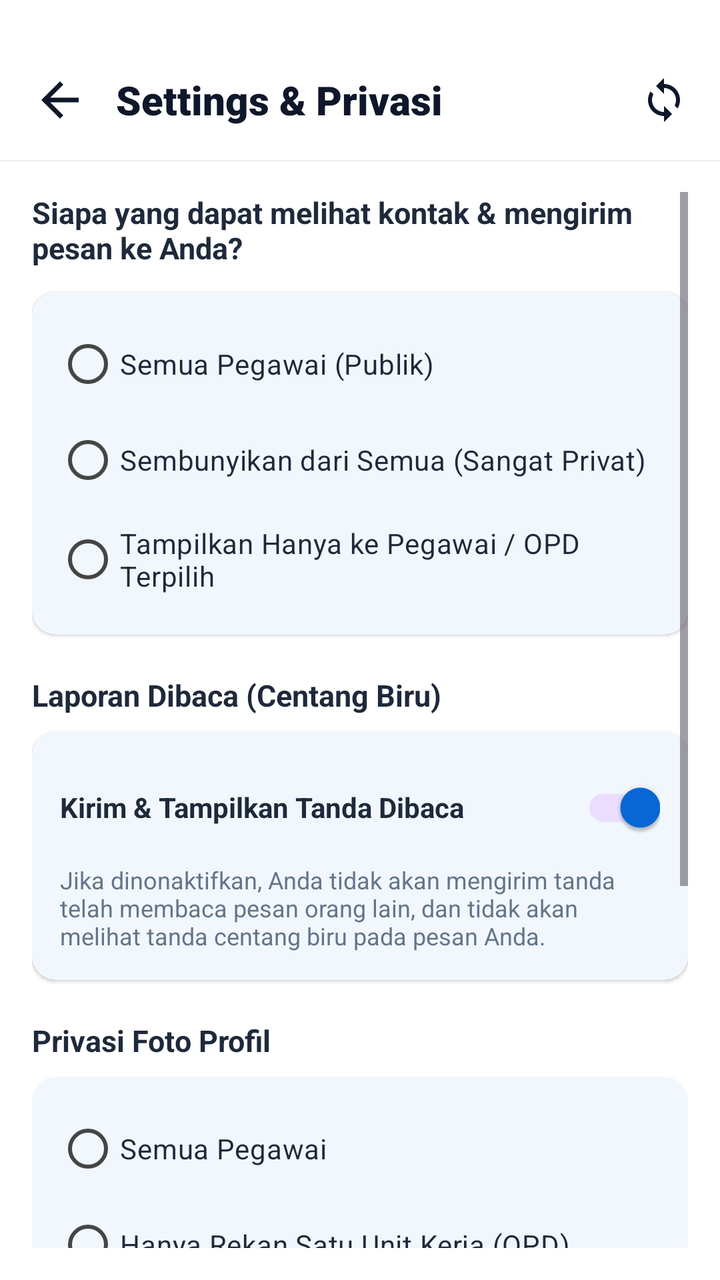
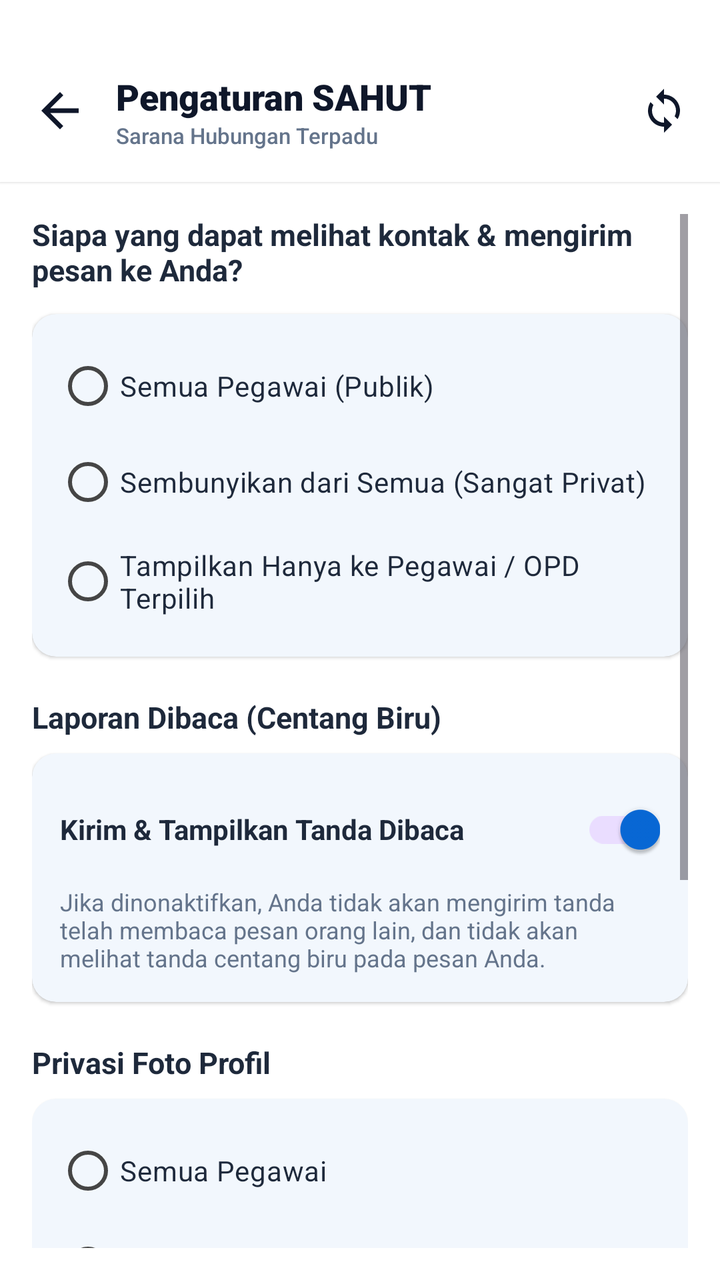

The first picture is an Android layout as it rendered before a commit; the second is the same layout after the commit. The layout source and the unified diff follow.
<!-- AndroidManifest.xml: application theme Theme.AppPemko -->
<!-- res/layout/activity_chat_privacy.xml -->
<?xml version="1.0" encoding="utf-8"?>
<LinearLayout xmlns:android="http://schemas.android.com/apk/res/android"
    xmlns:app="http://schemas.android.com/apk/res-auto"
    android:layout_width="match_parent"
    android:layout_height="match_parent"
    android:background="#FFFFFF"
    android:orientation="vertical">

    
    <LinearLayout
        android:layout_width="match_parent"
        android:layout_height="wrap_content"
        android:background="#FFFFFF"
        android:elevation="1dp"
        android:orientation="horizontal"
        android:paddingHorizontal="16dp"
        android:paddingTop="36dp"
        android:paddingBottom="16dp"
        android:gravity="center_vertical">

        <ImageView
            android:id="@+id/ivBackChatPrivacy"
            android:layout_width="28dp"
            android:layout_height="28dp"
            android:src="@drawable/ic_arrow_back"
            app:tint="#0F172A"
            android:background="?attr/selectableItemBackgroundBorderless"
            android:clickable="true"
            android:focusable="true"
            android:contentDescription="Kembali"/>

        <TextView
            android:layout_width="0dp"
            android:layout_height="wrap_content"
            android:layout_weight="1"
            android:layout_marginStart="14dp"
            android:text="Settings &amp; Privasi"
            android:textColor="#0F172A"
            android:textSize="20sp"
            android:fontFamily="sans-serif-black"/>

        <ImageView
            android:id="@+id/ivSyncPrivacy"
            android:layout_width="24dp"
            android:layout_height="24dp"
            android:src="@drawable/ic_sync2"
            app:tint="#0F172A"
            android:background="?attr/selectableItemBackgroundBorderless"
            android:clickable="true"
            android:focusable="true"
            android:contentDescription="Sinkronkan Privasi"/>
    </LinearLayout>

    <ScrollView
        android:layout_width="match_parent"
        android:layout_height="0dp"
        android:layout_weight="1"
        android:padding="16dp">

        <LinearLayout
            android:layout_width="match_parent"
            android:layout_height="wrap_content"
            android:orientation="vertical">

            <TextView
                android:layout_width="match_parent"
                android:layout_height="wrap_content"
                android:text="Siapa yang dapat melihat kontak &amp; mengirim pesan ke Anda?"
                android:textColor="#1E293B"
                android:textSize="15sp"
                android:textStyle="bold"
                android:layout_marginBottom="12dp"/>

            <com.google.android.material.card.MaterialCardView
                android:layout_width="match_parent"
                android:layout_height="wrap_content"
                app:cardCornerRadius="12dp"
                app:cardElevation="1dp"
                app:strokeWidth="0dp">

                <RadioGroup
                    android:id="@+id/rgPrivacyMode"
                    android:layout_width="match_parent"
                    android:layout_height="wrap_content"
                    android:padding="12dp">

                    <RadioButton
                        android:id="@+id/rbPublic"
                        android:layout_width="match_parent"
                        android:layout_height="wrap_content"
                        android:text="Semua Pegawai (Publik)"
                        android:textColor="#1E293B"
                        android:textSize="14sp"
                        android:paddingVertical="8dp"/>

                    <RadioButton
                        android:id="@+id/rbPrivate"
                        android:layout_width="match_parent"
                        android:layout_height="wrap_content"
                        android:text="Sembunyikan dari Semua (Sangat Privat)"
                        android:textColor="#1E293B"
                        android:textSize="14sp"
                        android:paddingVertical="8dp"/>

                    <RadioButton
                        android:id="@+id/rbCustom"
                        android:layout_width="match_parent"
                        android:layout_height="wrap_content"
                        android:text="Tampilkan Hanya ke Pegawai / OPD Terpilih"
                        android:textColor="#1E293B"
                        android:textSize="14sp"
                        android:paddingVertical="8dp"/>
                </RadioGroup>
            </com.google.android.material.card.MaterialCardView>

            
            <LinearLayout
                android:id="@+id/llCustomContainer"
                android:layout_width="match_parent"
                android:layout_height="wrap_content"
                android:orientation="vertical"
                android:layout_marginTop="16dp"
                android:visibility="gone">

                
                <com.google.android.material.card.MaterialCardView
                    android:layout_width="match_parent"
                    android:layout_height="wrap_content"
                    android:layout_marginBottom="12dp"
                    app:cardCornerRadius="12dp"
                    app:cardElevation="1dp"
                    app:strokeWidth="0dp">

                    <LinearLayout
                        android:layout_width="match_parent"
                        android:layout_height="wrap_content"
                        android:orientation="vertical"
                        android:padding="14dp">

                        <TextView
                            android:layout_width="match_parent"
                            android:layout_height="wrap_content"
                            android:text="Pegawai Terpilih"
                            android:textColor="#1E293B"
                            android:textSize="14sp"
                            android:textStyle="bold"/>

                        <TextView
                            android:id="@+id/tvSelectedEmployeesSummary"
                            android:layout_width="match_parent"
                            android:layout_height="wrap_content"
                            android:textColor="#64748B"
                            android:textSize="13sp"
                            android:layout_marginTop="4dp"
                            android:text="Belum ada pegawai dipilih"/>

                        <com.google.android.material.button.MaterialButton
                            android:id="@+id/btnSelectEmployees"
                            android:layout_width="wrap_content"
                            android:layout_height="wrap_content"
                            android:layout_marginTop="8dp"
                            android:text="Pilih Pegawai"
                            app:cornerRadius="8dp"
                            android:backgroundTint="#16A34A"/>
                    </LinearLayout>
                </com.google.android.material.card.MaterialCardView>

                
                <com.google.android.material.card.MaterialCardView
                    android:layout_width="match_parent"
                    android:layout_height="wrap_content"
                    app:cardCornerRadius="12dp"
                    app:cardElevation="1dp"
                    app:strokeWidth="0dp">

                    <LinearLayout
                        android:layout_width="match_parent"
                        android:layout_height="wrap_content"
                        android:orientation="vertical"
                        android:padding="14dp">

                        <TextView
                            android:layout_width="match_parent"
                            android:layout_height="wrap_content"
                            android:text="Unit Kerja / OPD Terpilih"
                            android:textColor="#1E293B"
                            android:textSize="14sp"
                            android:textStyle="bold"/>

                        <TextView
                            android:id="@+id/tvSelectedOpdSummary"
                            android:layout_width="match_parent"
                            android:layout_height="wrap_content"
                            android:textColor="#64748B"
                            android:textSize="13sp"
                            android:layout_marginTop="4dp"
                            android:text="Belum ada OPD dipilih"/>

                        <com.google.android.material.button.MaterialButton
                            android:id="@+id/btnSelectOpd"
                            android:layout_width="wrap_content"
                            android:layout_height="wrap_content"
                            android:layout_marginTop="8dp"
                            android:text="Pilih OPD"
                            app:cornerRadius="8dp"
                            android:backgroundTint="#16A34A"/>
                    </LinearLayout>
                </com.google.android.material.card.MaterialCardView>

            </LinearLayout>

            
            <TextView
                android:layout_width="match_parent"
                android:layout_height="wrap_content"
                android:text="Laporan Dibaca (Centang Biru)"
                android:textColor="#1E293B"
                android:textSize="15sp"
                android:textStyle="bold"
                android:layout_marginTop="20dp"
                android:layout_marginBottom="8dp"/>

            <com.google.android.material.card.MaterialCardView
                android:layout_width="match_parent"
                android:layout_height="wrap_content"
                app:cardCornerRadius="12dp"
                app:cardElevation="1dp"
                app:strokeWidth="0dp">

                <LinearLayout
                    android:layout_width="match_parent"
                    android:layout_height="wrap_content"
                    android:orientation="vertical"
                    android:padding="14dp">

                    <LinearLayout
                        android:layout_width="match_parent"
                        android:layout_height="wrap_content"
                        android:gravity="center_vertical"
                        android:orientation="horizontal">

                        <TextView
                            android:layout_width="0dp"
                            android:layout_height="wrap_content"
                            android:layout_weight="1"
                            android:text="Kirim &amp; Tampilkan Tanda Dibaca"
                            android:textColor="#1E293B"
                            android:textSize="14sp"
                            android:textStyle="bold"/>

                        <com.google.android.material.switchmaterial.SwitchMaterial
                            android:id="@+id/switchReadReceipts"
                            android:layout_width="wrap_content"
                            android:layout_height="wrap_content"
                            android:checked="true"/>
                    </LinearLayout>

                    <TextView
                        android:layout_width="match_parent"
                        android:layout_height="wrap_content"
                        android:layout_marginTop="4dp"
                        android:text="Jika dinonaktifkan, Anda tidak akan mengirim tanda telah membaca pesan orang lain, dan tidak akan melihat tanda centang biru pada pesan Anda."
                        android:textColor="#64748B"
                        android:textSize="12sp"/>
                </LinearLayout>
            </com.google.android.material.card.MaterialCardView>

            
            <TextView
                android:layout_width="match_parent"
                android:layout_height="wrap_content"
                android:text="Privasi Foto Profil"
                android:textColor="#1E293B"
                android:textSize="15sp"
                android:textStyle="bold"
                android:layout_marginTop="20dp"
                android:layout_marginBottom="8dp"/>

            <com.google.android.material.card.MaterialCardView
                android:layout_width="match_parent"
                android:layout_height="wrap_content"
                app:cardCornerRadius="12dp"
                app:cardElevation="1dp"
                app:strokeWidth="0dp">

                <RadioGroup
                    android:id="@+id/rgProfilePhotoPrivacy"
                    android:layout_width="match_parent"
                    android:layout_height="wrap_content"
                    android:padding="12dp">

                    <RadioButton
                        android:id="@+id/rbPhotoEveryone"
                        android:layout_width="match_parent"
                        android:layout_height="wrap_content"
                        android:text="Semua Pegawai"
                        android:textColor="#1E293B"
                        android:textSize="14sp"
                        android:paddingVertical="6dp"/>

                    <RadioButton
                        android:id="@+id/rbPhotoSameOpd"
                        android:layout_width="match_parent"
                        android:layout_height="wrap_content"
                        android:text="Hanya Rekan Satu Unit Kerja (OPD)"
                        android:textColor="#1E293B"
                        android:textSize="14sp"
                        android:paddingVertical="6dp"/>

                    <RadioButton
                        android:id="@+id/rbPhotoNobody"
                        android:layout_width="match_parent"
                        android:layout_height="wrap_content"
                        android:text="Tidak Ada (Sembunyikan Semua)"
                        android:textColor="#1E293B"
                        android:textSize="14sp"
                        android:paddingVertical="6dp"/>
                </RadioGroup>
            </com.google.android.material.card.MaterialCardView>

            
            <TextView
                android:layout_width="match_parent"
                android:layout_height="wrap_content"
                android:text="Kontak yang Diblokir"
                android:textColor="#1E293B"
                android:textSize="15sp"
                android:textStyle="bold"
                android:layout_marginTop="20dp"
                android:layout_marginBottom="8dp"/>

            <com.google.android.material.card.MaterialCardView
                android:layout_width="match_parent"
                android:layout_height="wrap_content"
                app:cardCornerRadius="12dp"
                app:cardElevation="1dp"
                app:strokeWidth="0dp">

                <LinearLayout
                    android:layout_width="match_parent"
                    android:layout_height="wrap_content"
                    android:orientation="vertical"
                    android:padding="14dp">

                    <TextView
                        android:id="@+id/tvBlockedSummary"
                        android:layout_width="match_parent"
                        android:layout_height="wrap_content"
                        android:text="Tidak ada kontak yang diblokir"
                        android:textColor="#64748B"
                        android:textSize="13sp"/>

                    <com.google.android.material.button.MaterialButton
                        android:id="@+id/btnManageBlocked"
                        android:layout_width="wrap_content"
                        android:layout_height="wrap_content"
                        android:layout_marginTop="8dp"
                        android:text="Kelola Kontak Diblokir"
                        app:cornerRadius="8dp"
                        app:strokeWidth="1dp"
                        app:strokeColor="#CBD5E1"
                        style="@style/Widget.MaterialComponents.Button.OutlinedButton"
                        android:textColor="#0F172A"/>
                </LinearLayout>
            </com.google.android.material.card.MaterialCardView>

            <com.google.android.material.button.MaterialButton
                android:id="@+id/btnSavePrivacy"
                android:layout_width="match_parent"
                android:layout_height="52dp"
                android:layout_marginTop="24dp"
                android:text="Simpan Pengaturan Privasi"
                android:textColor="#FFFFFF"
                android:textSize="15sp"
                android:fontFamily="sans-serif-bold"
                app:cornerRadius="26dp"
                android:backgroundTint="#16A34A"/>

        </LinearLayout>
    </ScrollView>

</LinearLayout>
<!-- resources referenced by this layout -->
<resources>
  <!-- drawable ic_arrow_back (drawable) -->
  <?xml version="1.0" encoding="utf-8"?>
  <vector xmlns:android="http://schemas.android.com/apk/res/android"
      android:width="24dp"
      android:height="24dp"
      android:viewportWidth="24"
      android:viewportHeight="24">
      <path
          android:fillColor="#FFFFFFFF"
          android:pathData="M20,11H7.83l5.59,-5.59L12,4l-8,8 8,8 1.41,-1.41L7.83,13H20v-2z" />
  </vector>
  <!-- drawable ic_sync2 (drawable) -->
  <vector android:height="24dp" android:tint="@color/biru"
      android:viewportHeight="24" android:viewportWidth="24"
      android:width="24dp" xmlns:android="http://schemas.android.com/apk/res/android">
      <path android:fillColor="@android:color/white" android:pathData="M12,4L12,1L8,5l4,4L12,6c3.31,0 6,2.69 6,6 0,1.01 -0.25,1.97 -0.7,2.8l1.46,1.46C19.54,15.03 20,13.57 20,12c0,-4.42 -3.58,-8 -8,-8zM12,18c-3.31,0 -6,-2.69 -6,-6 0,-1.01 0.25,-1.97 0.7,-2.8L5.24,7.74C4.46,8.97 4,10.43 4,12c0,4.42 3.58,8 8,8v3l4,-4 -4,-4v3z"/>
  </vector>
  <style name="Theme.AppPemko" parent="Base.Theme.AppPemko">
          <item name="android:textColor">@color/text_primary</item>
      </style>
  <color name="biru">#008DDA</color>
  <style name="Base.Theme.AppPemko" parent="Theme.Material3.DayNight.NoActionBar">
          <item name="colorPrimary">@color/primary_brand</item>
          <item name="colorOnPrimary">@color/on_primary_brand</item>
          <item name="colorSecondary">@color/brand_secondary</item>
          <item name="colorOnSecondary">@color/white</item>
          <item name="colorSurface">@color/surface_main</item>
          <item name="colorOnSurface">@color/text_primary</item>
          <item name="colorSurfaceVariant">@color/surface_variant</item>
          <item name="colorOnSurfaceVariant">@color/text_secondary</item>
          <item name="android:statusBarColor">@color/primary_brand</item>
          <item name="android:windowBackground">@color/background_main</item>
          <item name="android:fontFamily">sans-serif</item>
          <item name="android:windowAnimationStyle">@style/Animation.App.Activity</item>
      </style>
  <color name="text_primary">#171717</color>
  <color name="primary_brand">#0869D8</color>
  <color name="on_primary_brand">#FFFFFF</color>
  <color name="brand_secondary">#E91E63</color>
  <color name="white">#FFFFFF</color>
  <color name="surface_main">#FFFFFF</color>
  <color name="surface_variant">#F4F4F4</color>
  <color name="text_secondary">#454545</color>
  <color name="background_main">#FBFBFB</color>
  <style name="Animation.App.Activity" parent="@android:style/Animation.Activity">
          <item name="android:activityOpenEnterAnimation">@anim/slide_in_right</item>
          <item name="android:activityOpenExitAnimation">@anim/slide_out_left</item>
          <item name="android:activityCloseEnterAnimation">@anim/slide_in_left</item>
          <item name="android:activityCloseExitAnimation">@anim/slide_out_right</item>
      </style>
</resources>

<!-- the commit's change to res/layout/activity_chat_privacy.xml (unified diff, before → after) -->
@@ -29,15 +29,29 @@
             android:focusable="true"
             android:contentDescription="Kembali"/>
 
-        <TextView
+        <LinearLayout
             android:layout_width="0dp"
             android:layout_height="wrap_content"
             android:layout_weight="1"
             android:layout_marginStart="14dp"
-            android:text="Settings &amp; Privasi"
-            android:textColor="#0F172A"
-            android:textSize="20sp"
-            android:fontFamily="sans-serif-black"/>
+            android:orientation="vertical">
+
+            <TextView
+                android:layout_width="wrap_content"
+                android:layout_height="wrap_content"
+                android:text="Pengaturan SAHUT"
+                android:textColor="#0F172A"
+                android:textSize="18sp"
+                android:fontFamily="sans-serif-black"/>
+
+            <TextView
+                android:layout_width="wrap_content"
+                android:layout_height="wrap_content"
+                android:text="Sarana Hubungan Terpadu"
+                android:textColor="#64748B"
+                android:textSize="11sp"
+                android:fontFamily="sans-serif-medium"/>
+        </LinearLayout>
 
         <ImageView
             android:id="@+id/ivSyncPrivacy"
@@ -62,6 +76,78 @@
             android:layout_height="wrap_content"
             android:orientation="vertical">
 
+            
+            <com.google.android.material.card.MaterialCardView
+                android:id="@+id/cvMonitoringSettingsCard"
+                android:layout_width="match_parent"
+                android:layout_height="wrap_content"
+                android:layout_marginBottom="20dp"
+                app:cardCornerRadius="14dp"
+                app:cardElevation="0dp"
+                app:strokeWidth="1dp"
+                app:strokeColor="#C7D2FE"
+                app:cardBackgroundColor="#EEF2FF"
+                android:visibility="gone"
+                android:clickable="true"
+                android:focusable="true">
+
+                <LinearLayout
+                    android:layout_width="match_parent"
+                    android:layout_height="wrap_content"
+                    android:gravity="center_vertical"
+                    android:orientation="horizontal"
+                    android:padding="16dp">
+
+                    <FrameLayout
+                        android:layout_width="44dp"
+                        android:layout_height="44dp"
+                        android:background="@drawable/bg_circle_opd_badge"
+                        android:backgroundTint="#E0E7FF">
+
+                        <ImageView
+                            android:layout_width="24dp"
+                            android:layout_height="24dp"
+                            android:layout_gravity="center"
+                            android:src="@drawable/ic_document_scanner"
+                            app:tint="#3730A3"
+                            android:contentDescription="Monitoring"/>
+                    </FrameLayout>
+
+                    <LinearLayout
+                        android:layout_width="0dp"
+                        android:layout_height="wrap_content"
+                        android:layout_weight="1"
+                        android:layout_marginStart="14dp"
+                        android:orientation="vertical">
+
+                        <TextView
+                            android:layout_width="wrap_content"
+                            android:layout_height="wrap_content"
+                            android:text="Monitoring Sistem SAHUT"
+                            android:textColor="#3730A3"
+                            android:textSize="14.5sp"
+                            android:fontFamily="sans-serif-black"/>
+
+                        <TextView
+                            android:layout_width="wrap_content"
+                            android:layout_height="wrap_content"
+                            android:layout_marginTop="2dp"
+                            android:text="Sarana Hubungan Terpadu (NIP 199402092020121005)"
+                            android:textColor="#4338CA"
+                            android:textSize="11.5sp"
+                            android:fontFamily="sans-serif"/>
+                    </LinearLayout>
+
+                    <ImageView
+                        android:layout_width="20dp"
+                        android:layout_height="20dp"
+                        android:src="@drawable/ic_arrow_back"
+                        android:rotation="180"
+                        app:tint="#3730A3"
+                        android:contentDescription="Buka Monitoring"/>
+                </LinearLayout>
+            </com.google.android.material.card.MaterialCardView>
+
             <TextView
                 android:layout_width="match_parent"
                 android:layout_height="wrap_content"
<!-- resource entries referenced after the edit -->
@@ -1,5 +1,11 @@
 <!-- resources referenced by this layout -->
 <resources>
+  <!-- drawable bg_circle_opd_badge (drawable) -->
+  <?xml version="1.0" encoding="utf-8"?>
+  <shape xmlns:android="http://schemas.android.com/apk/res/android"
+      android:shape="oval">
+      <solid android:color="#DCFCE7" />
+  </shape>
   <!-- drawable ic_arrow_back (drawable) -->
   <?xml version="1.0" encoding="utf-8"?>
   <vector xmlns:android="http://schemas.android.com/apk/res/android"
@@ -11,6 +17,12 @@
           android:fillColor="#FFFFFFFF"
           android:pathData="M20,11H7.83l5.59,-5.59L12,4l-8,8 8,8 1.41,-1.41L7.83,13H20v-2z" />
   </vector>
+  <!-- drawable ic_document_scanner (drawable) -->
+  <vector android:height="24dp"
+      android:viewportHeight="24" android:viewportWidth="24"
+      android:width="24dp" xmlns:android="http://schemas.android.com/apk/res/android">
+      <path android:fillColor="@color/font" android:pathData="M7,3H4v3H2V1h5V3zM22,6V1h-5v2h3v3H22zM7,21H4v-3H2v5h5V21zM20,18v3h-3v2h5v-5H20zM19,18c0,1.1 -0.9,2 -2,2H7c-1.1,0 -2,-0.9 -2,-2V6c0,-1.1 0.9,-2 2,-2h10c1.1,0 2,0.9 2,2V18zM15,8H9v2h6V8zM15,11H9v2h6V11zM15,14H9v2h6V14z"/>
+  </vector>
   <!-- drawable ic_sync2 (drawable) -->
   <vector android:height="24dp" android:tint="@color/biru"
       android:viewportHeight="24" android:viewportWidth="24"
@@ -20,6 +32,7 @@
   <style name="Theme.AppPemko" parent="Base.Theme.AppPemko">
           <item name="android:textColor">@color/text_primary</item>
       </style>
+  <color name="font">#454545</color>
   <color name="biru">#008DDA</color>
   <style name="Base.Theme.AppPemko" parent="Theme.Material3.DayNight.NoActionBar">
           <item name="colorPrimary">@color/primary_brand</item>
